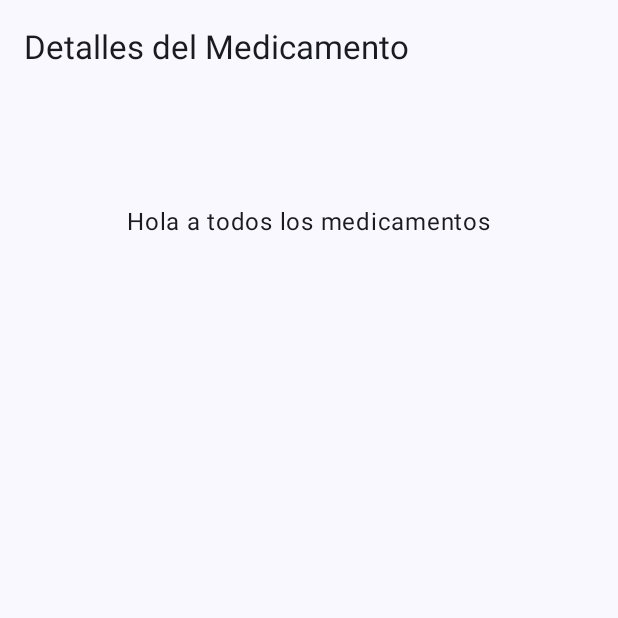
After one commit to Xaviervl/PastillasApp, an Android app built with Jetpack Compose: the composable DetallePantalla called with empty values, on a phone screen of 412 x 824 dp, the top half of it. The commit adds this screen. Run offline under Robolectric (Android 15) with nearby library versions, the phone set to English and light mode, and no system bars.

Commit message:
Se ha creado la navegacion de lo items del carrusel con ayuda de ChatGPT sin embargo todos los items llegan a una sola pantalla, es decir una misma pantalla para 5 elementos

```diff
--- /dev/null
+++ b/app/src/main/java/com/example/pastillasapp/DetallePantalla.kt
@@ -0,0 +1,40 @@
+package com.example.pastillasapp
+
+import androidx.compose.foundation.layout.Column
+import androidx.compose.foundation.layout.fillMaxSize
+import androidx.compose.foundation.layout.padding
+import androidx.compose.material3.ExperimentalMaterial3Api
+import androidx.compose.material3.MaterialTheme
+import androidx.compose.material3.Scaffold
+import androidx.compose.material3.Text
+import androidx.compose.material3.TopAppBar
+import androidx.compose.runtime.Composable
+import androidx.compose.ui.Alignment
+import androidx.compose.ui.Modifier
+import androidx.compose.ui.unit.dp
+
+@OptIn(ExperimentalMaterial3Api::class)
+@Composable
+fun DetallePantalla(medicinanombre : String){
+    Scaffold(
+        topBar = {
+            TopAppBar(title = { Text("Detalles del Medicamento") })
+        },
+        content = { padding ->
+            Column(
+                modifier = Modifier
+                    .fillMaxSize()
+                    .padding(padding)
+                    .padding(16.dp),
+                horizontalAlignment = Alignment.CenterHorizontally
+            ) {
+                Text(
+                    text = medicinanombre ?: "Medicamento no encontrado",
+                    style = MaterialTheme.typography.titleMedium,
+                    modifier = Modifier.padding(16.dp)
+                )
+                Text(text = "Hola a todos los medicamentos")
+            }
+        }
+    )
+}
--- a/app/src/main/java/com/example/pastillasapp/LoginScreen.kt
+++ b/app/src/main/java/com/example/pastillasapp/LoginScreen.kt
@@ -21,7 +21,7 @@ fun LoginScreen(navigatetoMain : () -> Unit){
         Button(onClick = {navigatetoMain()}) {
             Text(text = "Navegar")
         }
-        espaciador(50)
+        espaciador(100)
         Text( text = stringResource(id = R.string.loginad), fontSize = 15.sp, fontWeight = FontWeight.Bold)
     }
 }
--- a/app/src/main/java/com/example/pastillasapp/navegacion/Screens.kt
+++ b/app/src/main/java/com/example/pastillasapp/navegacion/Screens.kt
@@ -7,3 +7,6 @@ data object Login
 
 @Serializable
 data object Main
+
+@Serializable
+data object Medicina
--- a/app/src/main/res/values/strings.xml
+++ b/app/src/main/res/values/strings.xml
@@ -21,6 +21,6 @@
 
 
     <string name="login">LOGIN SCREEN</string>
-    <string name="loginad">*Esta es una simple login screen provisinal, se irá mejorando*</string>
+    <string name="loginad">*Esta es una simple login screen provisinal, se irá actualizando*</string>
 
 </resources>
```
Also changed, not shown: app/src/main/java/com/example/pastillasapp/MainActivity.kt (+12 -5 lines), app/src/main/java/com/example/pastillasapp/navegacion/NavigationWrapper.kt (+6 -3 lines).
